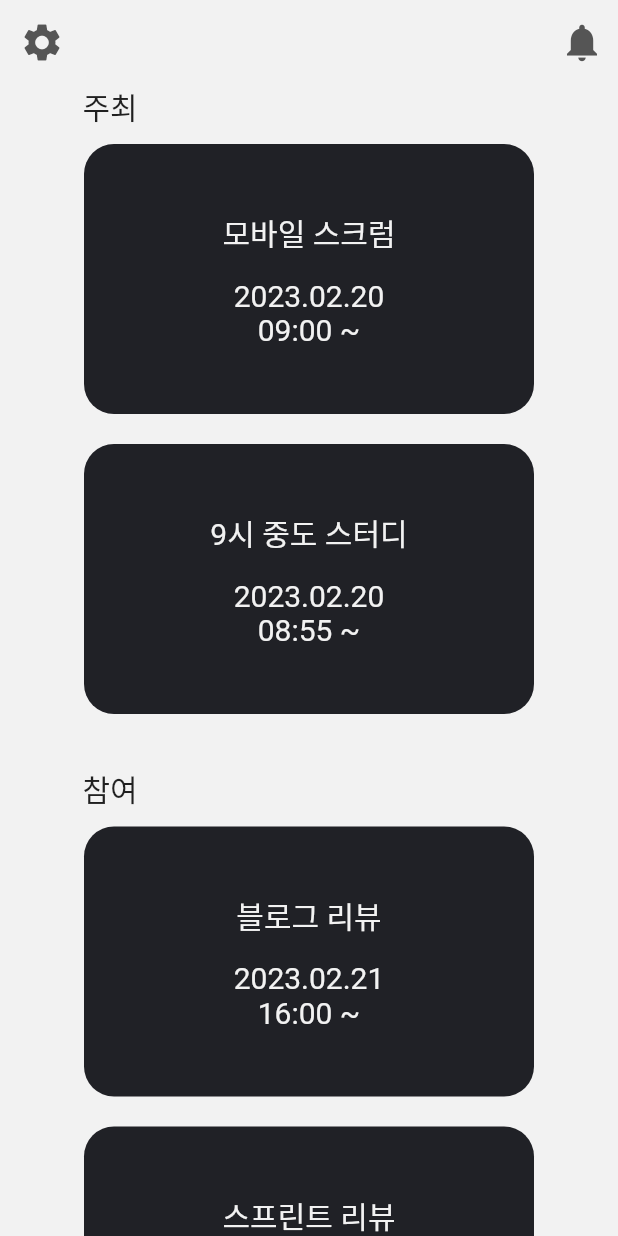
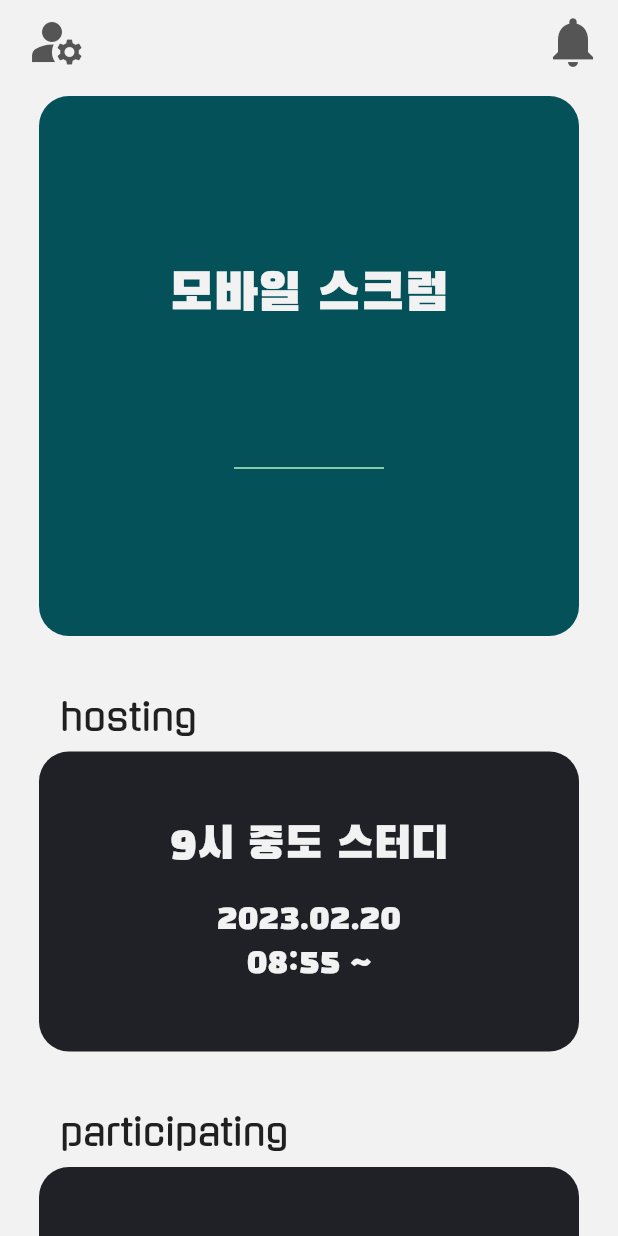
Before and after one commit to hfjxjjd123/Attendance_Moblie, a Flutter app: the screen it shows after launch, on a phone screen of 412 x 824 dp. Run offline on Flutter 3.47's test engine with Material 2 defaults, Android fonts, the phone set to English and light mode, and no system bars.

Commit message:
컴포넌트 크기 수정

```diff
--- a/lib/main.dart
+++ b/lib/main.dart
@@ -16,7 +16,8 @@ class MyApp extends StatelessWidget {
       title: 'Flutter Demo',
       theme: ThemeData(
         textTheme: const TextTheme(
-          displayMedium: TextStyle(color: Color(0xfff2f2f2), fontSize: 20)
+          displayLarge: TextStyle(color: Color(0xfff2f2f2), fontSize: 35, fontFamily: "EventFont"),
+          displayMedium: TextStyle(color: Color(0xfff2f2f2), fontSize: 23, fontFamily: "EventFont")
         ),
         primarySwatch: Colors.blue,
       ),
--- a/lib/view/components/host_event.dart
+++ b/lib/view/components/host_event.dart
@@ -8,14 +8,14 @@ class HostEvent extends StatelessWidget {
   @override
   Widget build(BuildContext context) {
     return Padding(
-      padding: EdgeInsets.all(10),
+      padding: EdgeInsets.all(8),
       child: GestureDetector(
         onTap: (){
           //Navigate
         },
         child: Container(
-          width: 300,
-          height: 180,
+          width: 360,
+          height: 200,
           decoration: BoxDecoration(
             borderRadius: BorderRadius.circular(20),
             color: baseColor
@@ -23,7 +23,7 @@ class HostEvent extends StatelessWidget {
           child: Column(
             mainAxisAlignment: MainAxisAlignment.center,
             children: [
-              Text(event, style: Theme.of(context).textTheme.displayMedium,),
+              Text(event, style: Theme.of(context).textTheme.displayMedium!.copyWith(fontSize: 30),),
               Container(height: 15,),
               Text(date, style: Theme.of(context).textTheme.displayMedium),
               Text("$time ~", style: Theme.of(context).textTheme.displayMedium),
--- a/lib/view/components/panel_text.dart
+++ b/lib/view/components/panel_text.dart
@@ -10,8 +10,8 @@ class PanelText extends StatelessWidget {
   Widget build(BuildContext context) {
     return Row(
       children: [
-        Container(width: 55,),
-        Text(title, style: TextStyle(fontSize: 20),),
+        Container(width: 40,),
+        Text(title, style: TextStyle(fontSize: 25, fontFamily: "TagFont"),),
         Expanded(child: Container())
       ],
     );
--- a/lib/view/components/participate_event.dart
+++ b/lib/view/components/participate_event.dart
@@ -12,14 +12,14 @@ class ParticipateEvent extends StatelessWidget {
   @override
   Widget build(BuildContext context) {
     return Padding(
-      padding: EdgeInsets.all(10),
+      padding: EdgeInsets.all(8),
       child: GestureDetector(
         onTap: () {
           //Navigate
         },
         child: Container(
-          width: 300,
-          height: 180,
+          width: 360,
+          height: 200,
           decoration: BoxDecoration(
               borderRadius: BorderRadius.circular(20), color: baseColor),
           child: Column(
@@ -27,7 +27,7 @@ class ParticipateEvent extends StatelessWidget {
             children: [
               Text(
                 event,
-                style: Theme.of(context).textTheme.displayMedium,
+                style: Theme.of(context).textTheme.displayMedium!.copyWith(fontSize: 30),
               ),
               Container(
                 height: 15,
--- a/lib/view/components/realtime_host_event.dart
+++ b/lib/view/components/realtime_host_event.dart
@@ -0,0 +1,35 @@
+import 'package:flutter/material.dart';
+import 'package:gdsc_uos_atttendance/const/colors.dart';
+
+class RealtimeHostEvent extends StatelessWidget {
+  RealtimeHostEvent({Key? key, required this.event, required this.code})
+      : super(key: key);
+  String event;
+  String code;
+
+  @override
+  Widget build(BuildContext context) {
+    return Padding(
+      padding: EdgeInsets.all(10),
+      child: Container(
+        width: 360,
+        height: 360,
+        decoration: BoxDecoration(
+            borderRadius: BorderRadius.circular(20), color: activeColor),
+        child: Column(
+          mainAxisAlignment: MainAxisAlignment.center,
+          children: [
+            Text(
+              event,
+              style: Theme.of(context).textTheme.displayLarge,
+            ),
+            Container(
+              height: 45,
+            ),
+            Text(code, style: Theme.of(context).textTheme.displayLarge!.copyWith(color: brightColor)),
+          ],
+        ),
+      ),
+    );
+  }
+}
--- a/lib/view/components/realtime_participate_event.dart
+++ b/lib/view/components/realtime_participate_event.dart
@@ -0,0 +1,50 @@
+import 'package:flutter/material.dart';
+import 'package:gdsc_uos_atttendance/const/colors.dart';
+
+class RealtimeParticipateEvent extends StatelessWidget {
+  RealtimeParticipateEvent({Key? key, required this.event})
+      : super(key: key);
+  String event;
+
+  @override
+  Widget build(BuildContext context) {
+    return Padding(
+      padding: EdgeInsets.all(8),
+      child: Container(
+        width: 360,
+        height: 360,
+        decoration: BoxDecoration(
+            borderRadius: BorderRadius.circular(20), color: activeColor),
+        child: Column(
+          mainAxisAlignment: MainAxisAlignment.center,
+          children: [
+            Text(
+              event,
+              style: Theme.of(context).textTheme.displayLarge,
+            ),
+            Container(
+              height: 45,
+            ),
+            Padding(
+              padding: const EdgeInsets.symmetric(horizontal: 130),
+              child: TextFormField(
+                style: Theme.of(context).textTheme.displayMedium!.copyWith(color: brightColor),
+                cursorColor: brightColor,
+                textAlign: TextAlign.center,
+                decoration: InputDecoration(
+                  focusedBorder: UnderlineInputBorder(
+                    borderSide: BorderSide(color: brightColor)
+                  ),
+                  enabledBorder: UnderlineInputBorder(
+                      borderSide: BorderSide(color: brightColor)
+                  )
+                ),
+
+              ),
+            )//!!
+          ],
+        ),
+      ),
+    );
+  }
+}
--- a/lib/view/panels/hosting_event_panel.dart
+++ b/lib/view/panels/hosting_event_panel.dart
@@ -11,7 +11,7 @@ class HostingEventPanel extends StatelessWidget {
   Widget build(BuildContext context) {
     return Column(
       children: [
-        PanelText(title: hosting[KOR]),
+        PanelText(title: hosting[ENG],),
         ...hostEvents
       ],
     );
--- a/lib/view/panels/participating_event_panel.dart
+++ b/lib/view/panels/participating_event_panel.dart
@@ -11,7 +11,7 @@ class ParticipatingEventPanel extends StatelessWidget {
   Widget build(BuildContext context) {
     return Column(
       children: [
-        PanelText(title: participating[KOR]),
+        PanelText(title: participating[ENG]),
         ...participateEvent
       ],
     );
--- a/lib/view/panels/realtime_event_panel.dart
+++ b/lib/view/panels/realtime_event_panel.dart
@@ -0,0 +1,18 @@
+import 'package:flutter/material.dart';
+import 'package:gdsc_uos_atttendance/const/raw_strings.dart';
+
+import '../components/panel_text.dart';
+
+class RealtimeEventPanel extends StatelessWidget {
+  RealtimeEventPanel({Key? key, required this.realtimeEvents}) : super(key: key);
+  List<Widget> realtimeEvents;
+
+  @override
+  Widget build(BuildContext context) {
+    return Column(
+      children: [
+        ...realtimeEvents
+      ],
+    );
+  }
+}
--- a/lib/view/screens/main_screen.dart
+++ b/lib/view/screens/main_screen.dart
@@ -1,11 +1,12 @@
 import 'package:flutter/material.dart';
 import 'package:gdsc_uos_atttendance/const/colors.dart';
-import 'package:gdsc_uos_atttendance/const/size.dart';
 import 'package:gdsc_uos_atttendance/view/components/host_event.dart';
 import 'package:gdsc_uos_atttendance/view/components/participate_event.dart';
 import 'package:gdsc_uos_atttendance/view/panels/hosting_event_panel.dart';
+import 'package:gdsc_uos_atttendance/view/panels/realtime_event_panel.dart';
 
 import '../components/appbar_icon_button.dart';
+import '../components/realtime_participate_event.dart';
 import '../panels/participating_event_panel.dart';
 
 class MainScreen extends StatelessWidget {
@@ -17,18 +18,24 @@ class MainScreen extends StatelessWidget {
       appBar: AppBar(
         backgroundColor: whitesColor,
         //!! size 상수이용하기
-        leading: AppbarIconButton(
-          icon: const Icon(
-            Icons.settings,
-            size: 30,
+        leading: Padding(
+          padding: const EdgeInsets.only(left: 10.0),
+          child: AppbarIconButton(
+            icon: const Icon(
+              Icons.manage_accounts,
+              size: 40,
+            ),
           ),
         ),
         //!! size 상수이용하기
         actions: [
-          AppbarIconButton(
-            icon: const Icon(
-              Icons.notifications,
-              size: 30,
+          Padding(
+            padding: const EdgeInsets.only(right: 10.0),
+            child: AppbarIconButton(
+              icon: const Icon(
+                Icons.notifications,
+                size: 40,
+              ),
             ),
           )
         ],
@@ -39,17 +46,29 @@ class MainScreen extends StatelessWidget {
           color: whitesColor,
           child: ListView(
             children: [
+              RealtimeEventPanel(
+                realtimeEvents: [
+                  RealtimeParticipateEvent(event: "모바일 스크럼")
+                ],
+              ),
+              Container(
+                height: 30,
+              ),
               HostingEventPanel(
                 hostEvents: [
-                  HostEvent(event: "모바일 스크럼", date: "2023.02.20", time: "09:00"),
-                  HostEvent(event: "9시 중도 스터디", date: "2023.02.20", time: "08:55")
+                  HostEvent(
+                      event: "9시 중도 스터디", date: "2023.02.20", time: "08:55")
                 ],
               ),
-              Container(height: 25,),
+              Container(
+                height: 30,
+              ),
               ParticipatingEventPanel(
                 participateEvent: [
-                  ParticipateEvent(event: "블로그 리뷰", date: "2023.02.21", time: "16:00"),
-                  ParticipateEvent(event: "스프린트 리뷰", date: "2023.02.26", time: "12:00"),
+                  ParticipateEvent(
+                      event: "블로그 리뷰", date: "2023.02.21", time: "16:00"),
+                  ParticipateEvent(
+                      event: "스프린트 리뷰", date: "2023.02.26", time: "12:00"),
                 ],
               )
             ],
```
Also changed, not shown: pubspec.yaml (+13 -12 lines), lib/const/colors.dart (line endings or trailing spaces).
